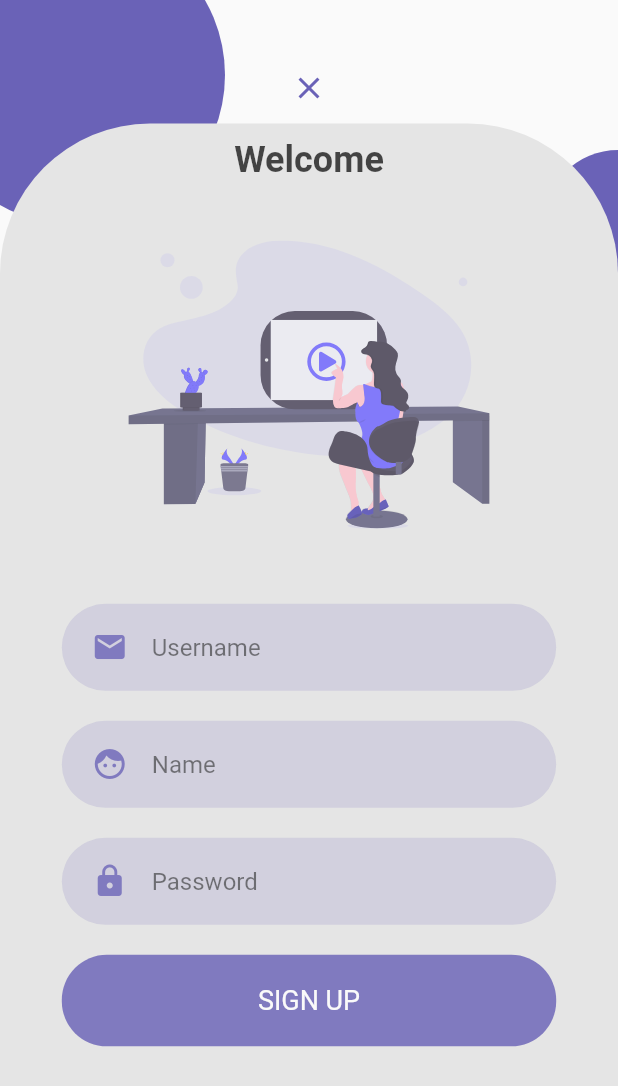
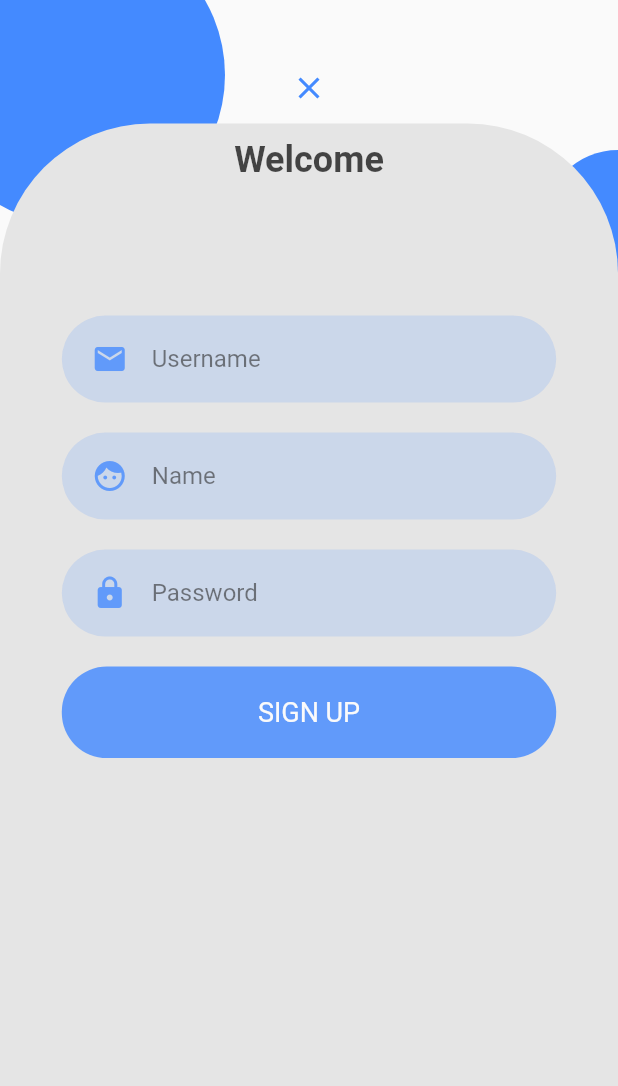
Before and after one commit to hosyhaiha/flutter_mobile_app, a Flutter app: the screen it shows after launch, after a tap on "Don't have an account? Sign up", on a phone screen of 412 x 824 dp. Shown: the top 1086 px of the screen. Run offline on Flutter 3.47's test engine with Material 2 defaults, Android fonts, the phone set to English and light mode, and no system bars; our stand-ins replace flutter_svg.

```diff
--- a/lib/Screens/login/components/login_form.dart
+++ b/lib/Screens/login/components/login_form.dart
@@ -34,29 +34,41 @@ class LoginForm extends StatelessWidget {
               mainAxisAlignment: MainAxisAlignment.center,
 
               children: [
-                Text(
+                const SizedBox(height: 55),
+                const Text(
                   'Welcome Back',
                   style: TextStyle(
-                    fontWeight: FontWeight.bold,
-                    fontSize: 24
+                      fontWeight: FontWeight.bold,
+                      fontSize: 30
                   ),
                 ),
 
-                SizedBox(height: 40),
+                // const SizedBox(height: 10),
 
-                SvgPicture.asset('assets/images/login.svg'),
+                Transform.scale(
+                  scale: 0.8, // Tỷ lệ tăng lên 1.5 lần
 
-                SizedBox(height: 40),
+                  child: ColorFiltered(
+                    colorFilter: ColorFilter.mode(Color(0xFF0066B3),
+                        BlendMode.srcIn), // Mã màu #000 (đen)
+                    child: SvgPicture.asset(
+                        'assets/images/ONE_IoT_logo_48x180.svg'),
+                  ),
+                ),
 
-                RoundedInput(icon: Icons.mail, hint: 'Username'),
+                const SizedBox(height: 20),
 
-                RoundedPasswordInput(hint: 'Password'),
+                const RoundedInput(icon: Icons.mail, hint: 'Username'),
 
-                SizedBox(height: 10),
+                const RoundedPasswordInput(hint: 'Password'),
 
-                RoundedButton(title: 'LOGIN'),
+                const SizedBox(height: 10),
 
-                SizedBox(height: 10),
+                GestureDetector(
+                    onTap:() => print('tap to login'),
+                    child: const RoundedButton(title: 'LOGINN')),
+
+                const SizedBox(height: 10),
 
               ],
             ),
--- a/lib/Screens/login/components/register_form.dart
+++ b/lib/Screens/login/components/register_form.dart
@@ -30,7 +30,7 @@ class RegisterForm extends StatelessWidget {
           child: Container(
             width: size.width,
             height: defaultLoginSize,
-            child: SingleChildScrollView(
+            child: const SingleChildScrollView(
               child: Column(
                 crossAxisAlignment: CrossAxisAlignment.center,
                 mainAxisAlignment: MainAxisAlignment.center,
@@ -41,14 +41,12 @@ class RegisterForm extends StatelessWidget {
                   Text(
                     'Welcome',
                     style: TextStyle(
-                      fontWeight: FontWeight.bold,
-                      fontSize: 24
+                        fontWeight: FontWeight.bold,
+                        fontSize: 24
                     ),
                   ),
 
                   SizedBox(height: 40),
-
-                  SvgPicture.asset('assets/images/register.svg'),
 
                   SizedBox(height: 40),
 
--- a/lib/Screens/login/login.dart
+++ b/lib/Screens/login/login.dart
@@ -131,7 +131,8 @@ class _LoginScreenState extends State<LoginScreen> with SingleTickerProviderStat
               isLogin = !isLogin;
             });
           },
-          child: isLogin ? Text(
+          // onTap:() => print('tap to Sign up'),
+          child: isLogin ? const Text(
             "Don't have an account? Sign up",
             style: TextStyle(
               color: kPrimaryColor,
--- a/lib/components/rounded_button.dart
+++ b/lib/components/rounded_button.dart
@@ -13,10 +13,7 @@ class RoundedButton extends StatelessWidget {
   Widget build(BuildContext context) {
     Size size = MediaQuery.of(context).size;
 
-    return InkWell(
-      onTap: () {},
-      borderRadius: BorderRadius.circular(30),
-      child: Container(
+    return Container(
       width: size.width * 0.8,
       decoration: BoxDecoration(
         borderRadius: BorderRadius.circular(30),
@@ -32,7 +29,6 @@ class RoundedButton extends StatelessWidget {
           fontSize: 18
         ),
       ),
-      ),
     );
   }
 }
--- a/lib/constants.dart
+++ b/lib/constants.dart
@@ -1,4 +1,6 @@
 import 'package:flutter/material.dart';
 
-const kPrimaryColor = Color(0XFF6A62B7);
+const kPrimaryColor = Colors.blueAccent;
+// const kPrimaryColor = Color(0XFF6A62B7);
+// const kBackgroundColor = Colors.red;
 const kBackgroundColor = Color(0XFFE5E5E5);
```
Also changed, not shown: assets/images/ONE_IoT_logo_48x180.svg (added). Lines whose indentation alone changed are shown as unchanged.
